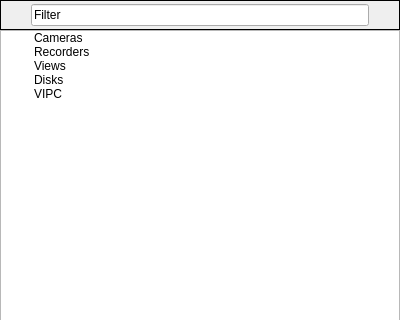
Before: the Qt Designer form client/src/main/vscdevicelist.ui in linkingvision/rapidvms, drawn with Qt 5; both pictures show x 0 to 400 and y 0 to 320 of the 400 by 584 pixel window.
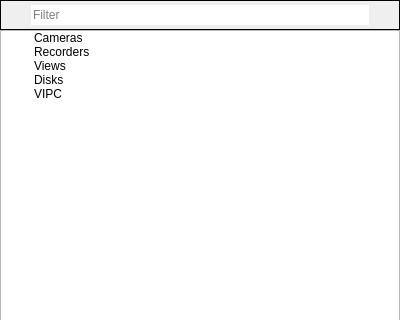
After: the same form once the commit is applied. Icons and pictures are not drawn. Custom widgets are drawn as their Qt base class.

What changed in the file:
```diff
--- a/client/src/main/vscdevicelist.ui
+++ b/client/src/main/vscdevicelist.ui
@@ -135,8 +135,20 @@
       <item>
        <widget class="QLineEdit" name="lineEdit">
         <property name="text">
+         <string/>
+        </property>
+        <property name="frame">
+         <bool>false</bool>
+        </property>
+        <property name="placeholderText">
          <string>Filter</string>
         </property>
+        <property name="cursorMoveStyle">
+         <enum>Qt::LogicalMoveStyle</enum>
+        </property>
+        <property name="clearButtonEnabled">
+         <bool>true</bool>
+        </property>
        </widget>
       </item>
       <item>
```
